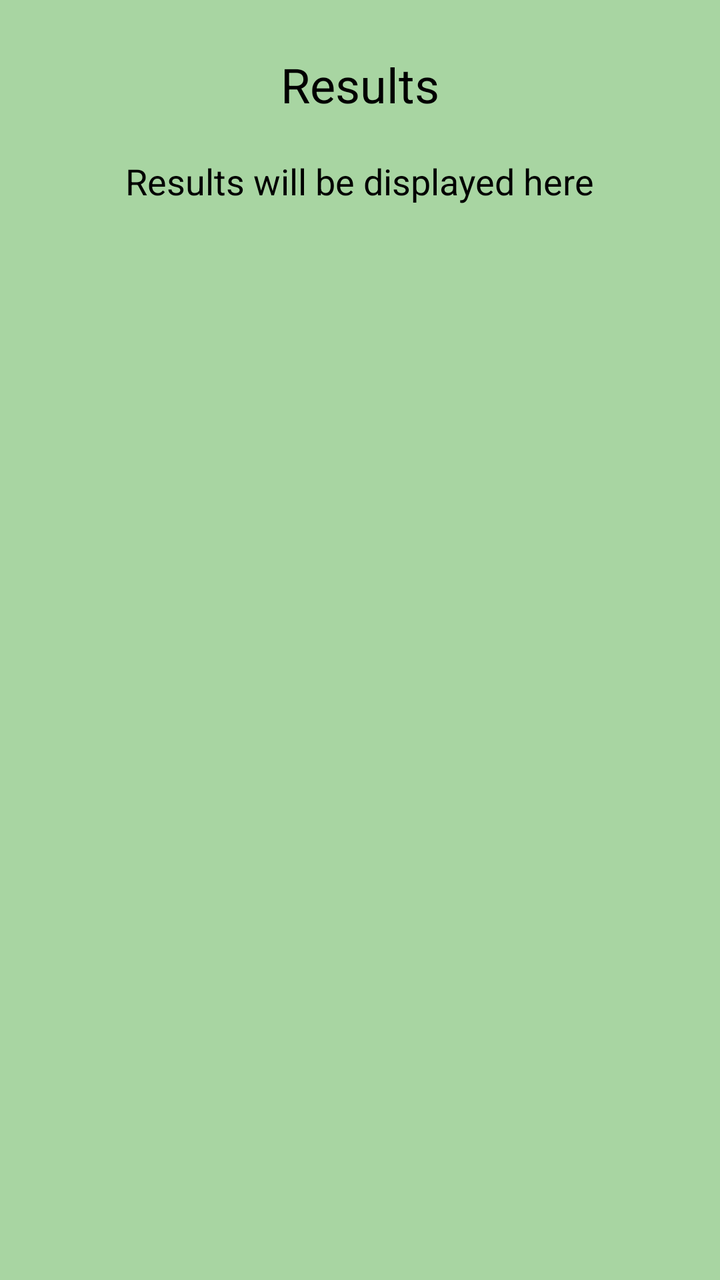
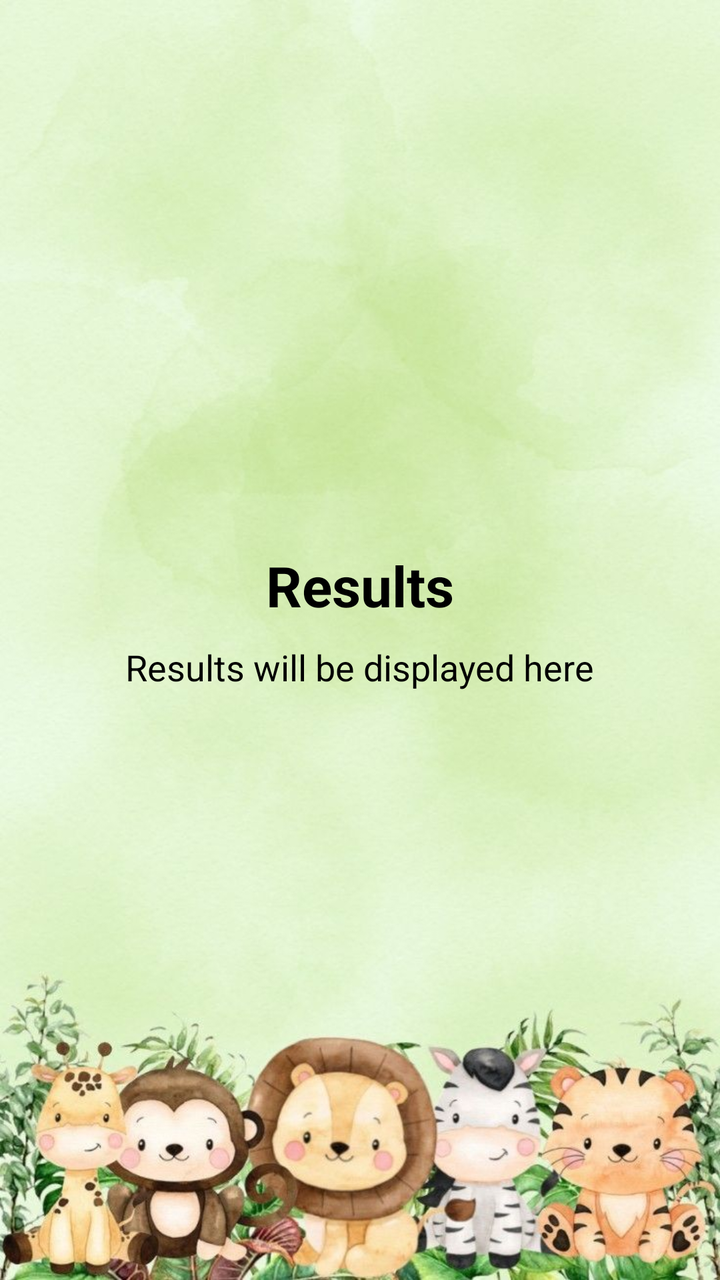

Compare the two renders of this Android layout. The source of the first and the diff that turns it into the second are given below.
<!-- AndroidManifest.xml: application theme AppTheme -->
<!-- res/layout/lex_result_screen.xml -->
<?xml version="1.0" encoding="utf-8"?>
<ScrollView xmlns:android="http://schemas.android.com/apk/res/android"
    android:layout_width="match_parent"
    android:layout_height="match_parent"
    android:background="#A8D5A2"
    android:padding="16dp">

    <LinearLayout
        android:id="@+id/resultContainer"
        android:layout_width="match_parent"
        android:layout_height="wrap_content"
        android:orientation="vertical"
        android:gravity="center_horizontal">

        <TextView
            android:id="@+id/resultTitle"
            android:layout_width="wrap_content"
            android:layout_height="wrap_content"
            android:text="Results"
            android:textSize="24sp"
            android:textColor="#000000"
            android:padding="10dp" />

        <TextView
            android:id="@+id/resultText"
            android:layout_width="wrap_content"
            android:layout_height="wrap_content"
            android:text="Results will be displayed here"
            android:textSize="18sp"
            android:textColor="#000000"
            android:padding="10dp" />

        <Button
            android:id="@+id/nextTestButton"
            android:layout_width="wrap_content"
            android:layout_height="wrap_content"
            android:text="Next Test"
            android:textStyle="bold"
            android:textColor="#000000"
            android:background="@drawable/round_corners"
            android:visibility="gone"
            android:padding="10dp"
            android:layout_marginTop="20dp" />

    </LinearLayout>
</ScrollView>
<!-- resources referenced by this layout -->
<resources>
  <!-- drawable round_corners (drawable) -->
  <?xml version="1.0" encoding="utf-8"?>
  <shape xmlns:android="http://schemas.android.com/apk/res/android">
      <solid android:color="#76B56D" /> 
      <corners android:radius="50dp" />
      <stroke
          android:color="#000000"
          android:width="2dp"/>
  </shape>
  <style name="AppTheme" parent="Theme.AppCompat.Light.NoActionBar">
          <item name="colorButtonNormal">@null</item>
      </style>
</resources>

<!-- the commit's change to res/layout/lex_result_screen.xml (unified diff, before → after) -->
@@ -1,25 +1,26 @@
 <?xml version="1.0" encoding="utf-8"?>
-<ScrollView xmlns:android="http://schemas.android.com/apk/res/android"
+<FrameLayout xmlns:android="http://schemas.android.com/apk/res/android"
     android:layout_width="match_parent"
     android:layout_height="match_parent"
-    android:background="#A8D5A2"
-    android:padding="16dp">
+    android:background="@drawable/background4">
 
     <LinearLayout
         android:id="@+id/resultContainer"
         android:layout_width="match_parent"
-        android:layout_height="wrap_content"
+        android:layout_height="match_parent"
+        android:gravity="center"
         android:orientation="vertical"
-        android:gravity="center_horizontal">
+        android:padding="16dp">
 
         <TextView
             android:id="@+id/resultTitle"
             android:layout_width="wrap_content"
             android:layout_height="wrap_content"
             android:text="Results"
-            android:textSize="24sp"
+            android:textSize="28sp"
+            android:textStyle="bold"
             android:textColor="#000000"
-            android:padding="10dp" />
+            android:paddingBottom="10dp" />
 
         <TextView
             android:id="@+id/resultText"
@@ -28,7 +29,7 @@
             android:text="Results will be displayed here"
             android:textSize="18sp"
             android:textColor="#000000"
-            android:padding="10dp" />
+            android:paddingBottom="20dp" />
 
         <Button
             android:id="@+id/nextTestButton"
@@ -39,8 +40,6 @@
             android:textColor="#000000"
             android:background="@drawable/round_corners"
             android:visibility="gone"
-            android:padding="10dp"
-            android:layout_marginTop="20dp" />
-
+            android:padding="10dp" />
     </LinearLayout>
-</ScrollView>
+</FrameLayout>
<!-- resource entries referenced after the edit -->
@@ -1,5 +1,6 @@
 <!-- resources referenced by this layout -->
 <resources>
+  <!-- drawable background4: jpeg bitmap (drawable, 80864 bytes) -->
   <!-- drawable round_corners (drawable) -->
   <?xml version="1.0" encoding="utf-8"?>
   <shape xmlns:android="http://schemas.android.com/apk/res/android">
